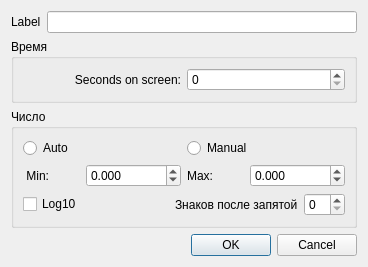
The window that lib/kb4/ui/rtplotwithlegend/axisconfig.ui (koshi8bit/lib) describes before a commit, drawn with Qt 5.
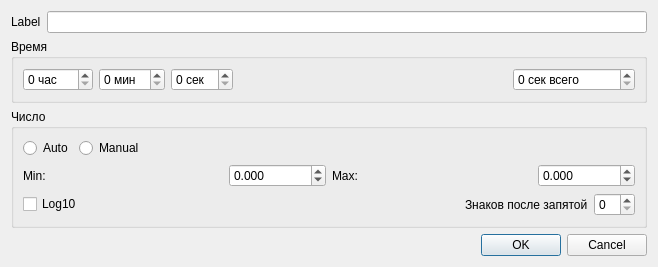
The same window after the commit. Custom widgets are drawn as their Qt base class.

Patch:
```diff
--- a/lib/kb4/ui/rtplotwithlegend/axisconfig.ui
+++ b/lib/kb4/ui/rtplotwithlegend/axisconfig.ui
@@ -6,10 +6,16 @@
    <rect>
     <x>0</x>
     <y>0</y>
-    <width>368</width>
-    <height>244</height>
+    <width>658</width>
+    <height>265</height>
    </rect>
   </property>
+  <property name="sizePolicy">
+   <sizepolicy hsizetype="Minimum" vsizetype="Minimum">
+    <horstretch>0</horstretch>
+    <verstretch>0</verstretch>
+   </sizepolicy>
+  </property>
   <property name="windowTitle">
    <string>Axis config</string>
   </property>
@@ -37,23 +43,59 @@
        </property>
        <layout class="QHBoxLayout" name="horizontalLayout_5">
         <item>
-         <widget class="QLabel" name="labelSecOnScreen">
-          <property name="text">
-           <string>Seconds on screen:</string>
+         <widget class="QSpinBox" name="spinBoxHours">
+          <property name="suffix">
+           <string> час</string>
           </property>
-          <property name="alignment">
-           <set>Qt::AlignRight|Qt::AlignTrailing|Qt::AlignVCenter</set>
+          <property name="maximum">
+           <number>999</number>
           </property>
          </widget>
         </item>
         <item>
-         <widget class="QSpinBox" name="spinBoxSec">
+         <widget class="QSpinBox" name="spinBoxMinutes">
+          <property name="suffix">
+           <string> мин</string>
+          </property>
+          <property name="maximum">
+           <number>59</number>
+          </property>
+         </widget>
+        </item>
+        <item>
+         <widget class="QSpinBox" name="spinBoxSeconds">
+          <property name="suffix">
+           <string> сек</string>
+          </property>
+          <property name="maximum">
+           <number>59</number>
+          </property>
+         </widget>
+        </item>
+        <item>
+         <spacer name="horizontalSpacer_2">
+          <property name="orientation">
+           <enum>Qt::Horizontal</enum>
+          </property>
+          <property name="sizeHint" stdset="0">
+           <size>
+            <width>40</width>
+            <height>20</height>
+           </size>
+          </property>
+         </spacer>
+        </item>
+        <item>
+         <widget class="QSpinBox" name="spinBoxFullSec">
           <property name="minimumSize">
            <size>
             <width>55</width>
             <height>0</height>
            </size>
           </property>
+          <property name="suffix">
+           <string> сек всего</string>
+          </property>
           <property name="maximum">
            <number>999999999</number>
           </property>
@@ -84,6 +126,19 @@
             </property>
            </widget>
           </item>
+          <item>
+           <spacer name="horizontalSpacer_3">
+            <property name="orientation">
+             <enum>Qt::Horizontal</enum>
+            </property>
+            <property name="sizeHint" stdset="0">
+             <size>
+              <width>40</width>
+              <height>20</height>
+             </size>
+            </property>
+           </spacer>
+          </item>
          </layout>
         </item>
         <item>
@@ -94,7 +149,7 @@
              <string>Min:</string>
             </property>
             <property name="alignment">
-             <set>Qt::AlignRight|Qt::AlignTrailing|Qt::AlignVCenter</set>
+             <set>Qt::AlignLeading|Qt::AlignLeft|Qt::AlignVCenter</set>
             </property>
            </widget>
           </item>
@@ -126,7 +181,7 @@
              <string>Max:</string>
             </property>
             <property name="alignment">
-             <set>Qt::AlignRight|Qt::AlignTrailing|Qt::AlignVCenter</set>
+             <set>Qt::AlignLeading|Qt::AlignLeft|Qt::AlignVCenter</set>
             </property>
            </widget>
           </item>
```
